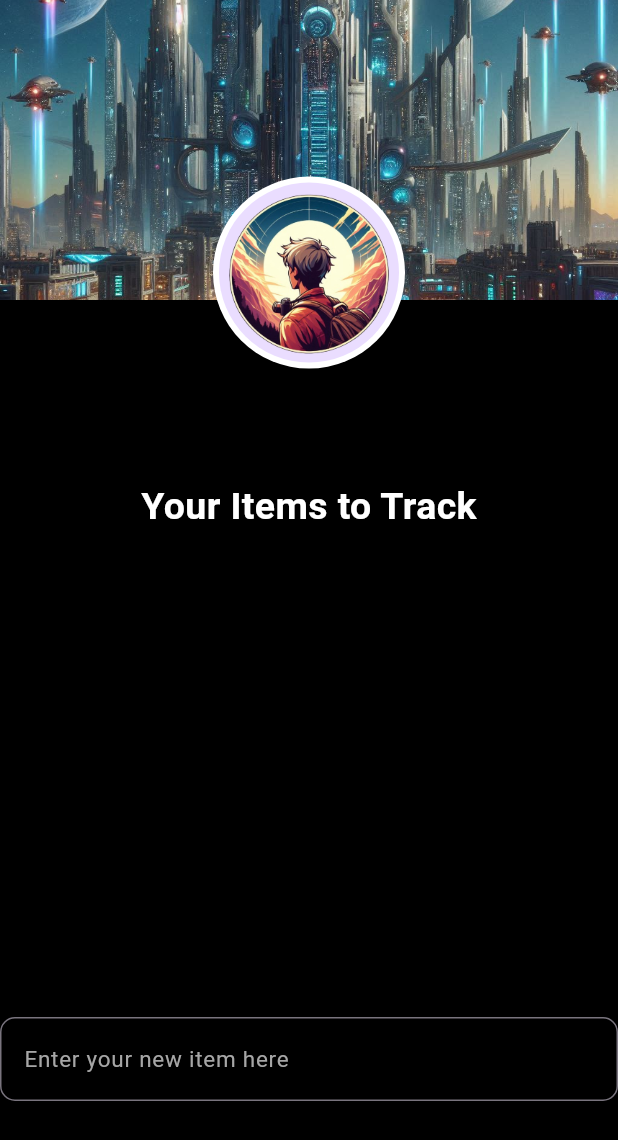
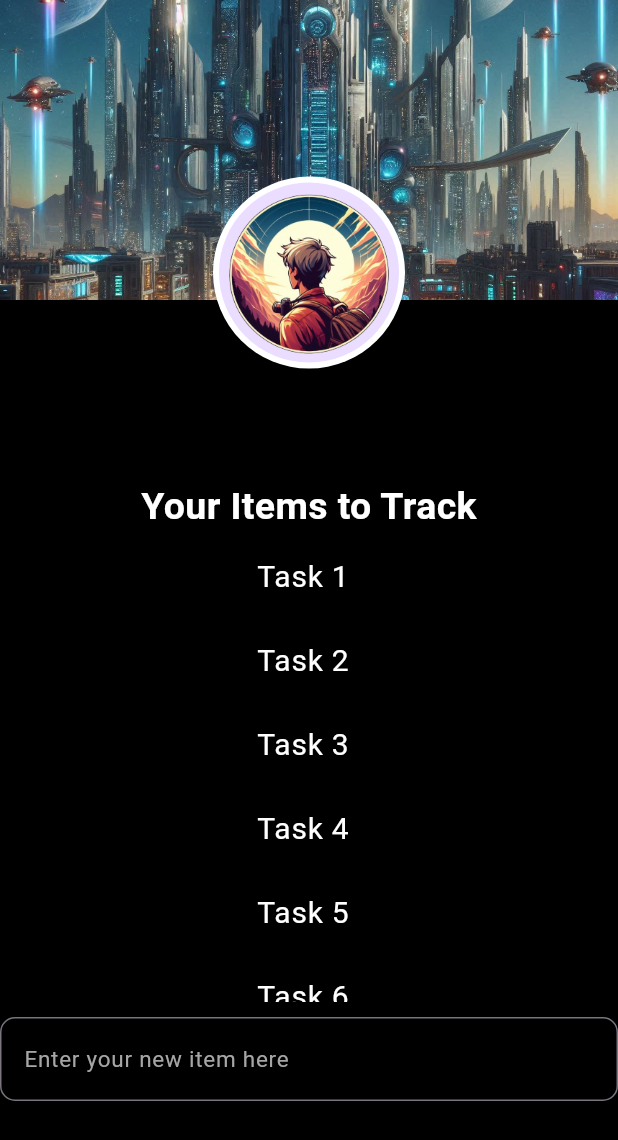
Before and after one commit to NoahTheLee/CSC322_StreakerApp_Final, a Flutter app: the ProfileScreen screen opened directly with empty values, on a phone screen of 412 x 824 dp. Shown: the top 1140 px of the screen. Run offline on Flutter 3.47's test engine with Material 3 defaults, Android fonts, the phone set to English and light mode, and no system bars; our stand-ins replace auto_size_text, flutter_riverpod; Roboto replaces fonts that are missing (Arial Black); statements that could not run were skipped.

Commit message:
Basic riverpod provider

```diff
--- /dev/null
+++ b/lib/providers/tasks_provider.dart
@@ -0,0 +1,35 @@
+import 'package:flutter_riverpod/flutter_riverpod.dart';
+
+class TasksNotifier extends StateNotifier<List<String>> {
+  TasksNotifier()
+      : super([
+          'Task 1',
+          'Task 2',
+          'Task 3',
+          'Task 4',
+          'Task 5',
+          'Task 6',
+          'Task 7',
+          'Task 8',
+          'Task 9',
+          'Task 10',
+          'Task 11',
+          'Really really really really long something just to make sure it doesn\'t brick with an absolutely OBESE muf of a string lol',
+        ]);
+
+  void addTask(String task) {
+    state = [...state, task];
+  }
+
+  // void removeTask(String task) { //TODO: Determine if this is the correct implementation or not... || Refer to 187 8m
+  // state = List.from(state)..remove(task);}
+
+  void removeTask(int index) {
+    state =
+        state.where((fullList) => state.indexOf(fullList) != index).toList();
+  }
+}
+
+final tasksProvider = StateNotifierProvider<TasksNotifier, List<String>>((ref) {
+  return TasksNotifier();
+});
--- a/lib/screens/profile_screen.dart
+++ b/lib/screens/profile_screen.dart
@@ -1,7 +1,9 @@
 import 'package:csc322_streaker_final/firebase%20stuff/firebase_handler.dart';
 import 'package:flutter/material.dart';
+import 'package:flutter_riverpod/flutter_riverpod.dart';
+import 'package:csc322_streaker_final/providers/tasks_provider.dart';
 
-class ProfileScreen extends StatefulWidget {
+class ProfileScreen extends ConsumerStatefulWidget {
   const ProfileScreen(
       {super.key,
       required this.uid,
@@ -15,10 +17,12 @@ class ProfileScreen extends StatefulWidget {
   final Function(int) removeItem;
 
   @override
-  ProfileScreenState createState() => ProfileScreenState();
+  ConsumerState<ProfileScreen> createState() {
+    return ProfileScreenState();
+  }
 }
 
-class ProfileScreenState extends State<ProfileScreen> {
+class ProfileScreenState extends ConsumerState<ProfileScreen> {
   final String _banner = 'assets/defaults/Default_Banner.png';
   final String _profile = 'assets/defaults/Default_Profile_Picture.png';
   String _username = ''; //Temporary Username
@@ -27,10 +31,13 @@ class ProfileScreenState extends State<ProfileScreen> {
   void initState() {
     super.initState();
     _username = usernames[keys.indexOf(widget.uid)];
+    // final providedTasks = ref.watch(tasksProvider);
   }
 
   @override
   Widget build(BuildContext context) {
+    final providiedTasks = ref.watch(tasksProvider);
+
     return Scaffold(
       backgroundColor: Colors.black,
       body: Center(
@@ -102,17 +109,17 @@ class ProfileScreenState extends State<ProfileScreen> {
                   Expanded(
                     child: ListView.builder(
                       //ListView.builder cannibalized from shopping app
-                      itemCount: widget.items.length,
+                      itemCount: providiedTasks.length,
                       itemBuilder: (context, index) {
                         return Dismissible(
                           //Make them dismissible
                           key: Key(
-                            widget.items[index],
+                            providiedTasks[index],
                           ),
                           onDismissed: (direction) {
                             //Get rid of the thing
                             //TODO: Remove from database
-                            widget.removeItem(index);
+                            ref.read(tasksProvider.notifier).removeTask(index);
                           },
                           background: Container(
                             //Background for the dismissible
@@ -134,7 +141,7 @@ class ProfileScreenState extends State<ProfileScreen> {
                             title: Center(
                               child: Text(
                                 //The item itself, just a text widget
-                                widget.items[index],
+                                providiedTasks[index],
                                 style: const TextStyle(
                                   color: Colors.white,
                                   fontSize: 20,
```
Also changed, not shown: lib/screens/home_screen.dart (+10 -6 lines).
